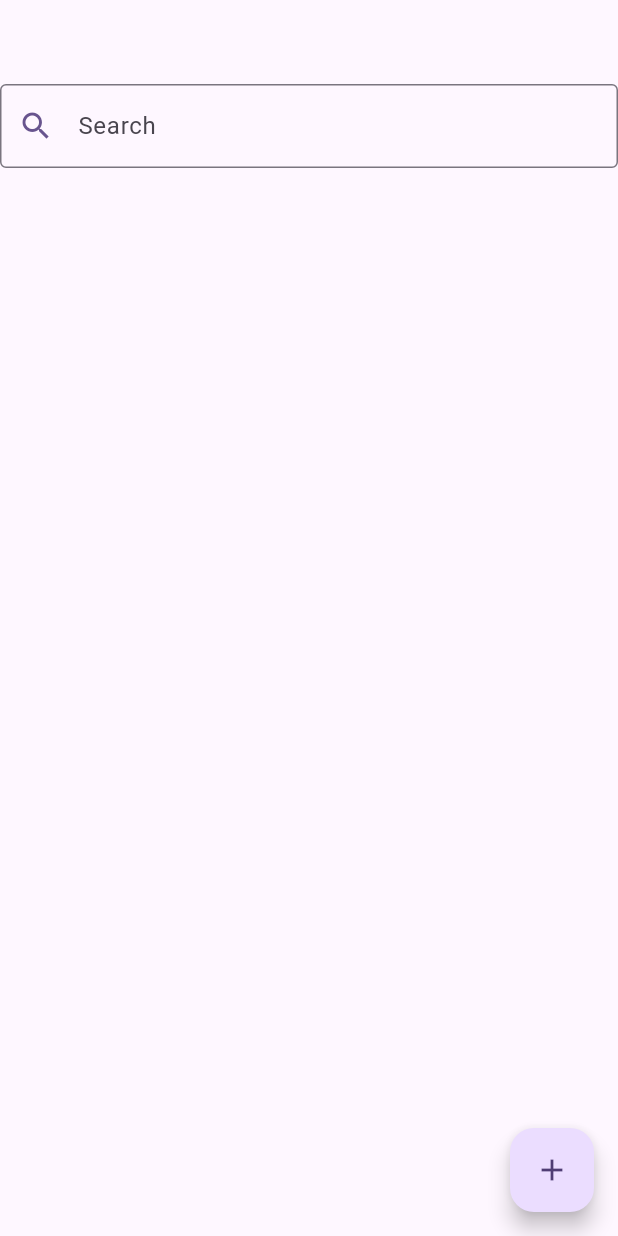
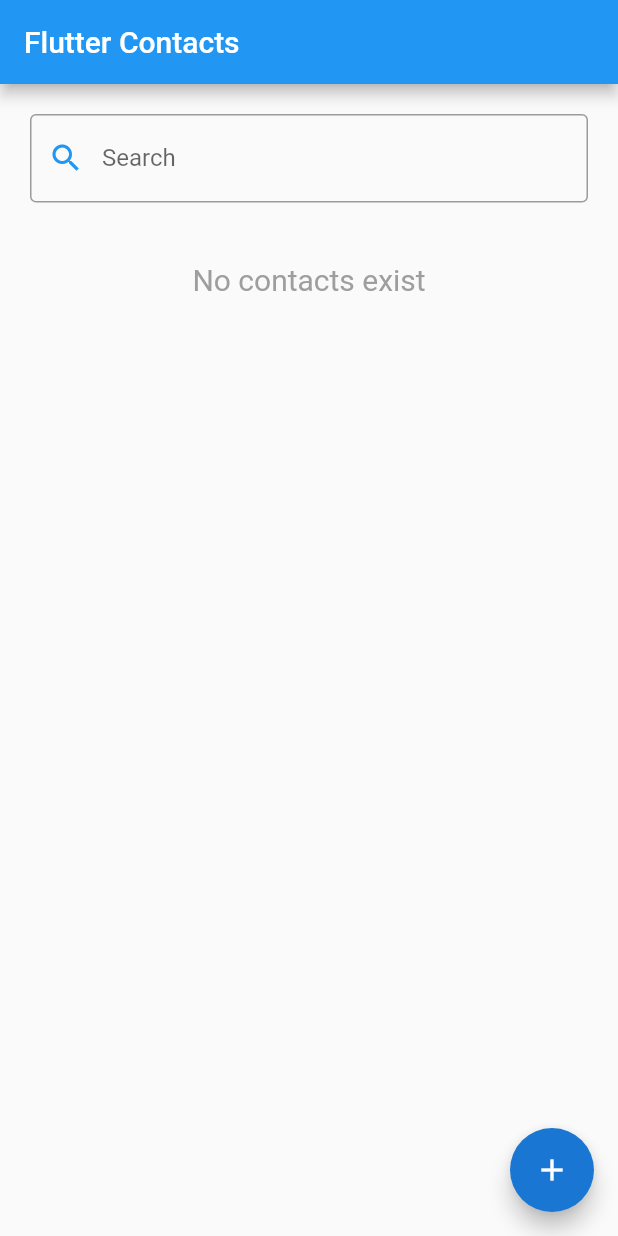
Before and after one commit to Juwonlo/contacts_app, a Flutter app: the screen it shows after launch, on a phone screen of 412 x 824 dp. Run offline on Flutter 3.47's test engine with Material 2 defaults, Android fonts, the phone set to English and light mode, and no system bars; our stand-ins replace contacts_service, permission_handler.

Commit message:
How To add and delete contact

```diff
--- a/lib/main.dart
+++ b/lib/main.dart
@@ -1,25 +1,128 @@
-import 'package:contacts_app/ui/contacts_list/contactlistpage.dart';
+
+import 'package:contacts_app/pages/app_contact.dart';
+import 'package:contacts_app/ui/contacts_list/maincontact_list.dart';
 import 'package:contacts_service/contacts_service.dart';
 import 'package:flutter/material.dart';
+import 'package:permission_handler/permission_handler.dart';
 
-void main() {
-  runApp(const MyApp());
-}
+void main() => runApp(MyApp());
+
 class MyApp extends StatelessWidget {
-  const MyApp({super.key});
-
-  // This widget is the root of your application.
   @override
   Widget build(BuildContext context) {
     return MaterialApp(
-      title: 'Flutter Demo',
+      title: 'Flutter Contacts',
       theme: ThemeData(
+        primarySwatch: Colors.blue,
+      ),
+      home: MyHomePage(title: 'Flutter Contacts'),
+    );
+  }
+}
 
-        colorScheme: ColorScheme.fromSeed(seedColor: Colors.deepPurple),
-        useMaterial3: true,
+class MyHomePage extends StatefulWidget {
+  MyHomePage({Key? key, required this.title}) : super(key: key);
+
+  final String title;
+
+  @override
+  _MyHomePageState createState() => _MyHomePageState();
+}
+
+class _MyHomePageState extends State<MyHomePage> {
+  List<AppContact> contacts = [];
+  List<AppContact> contactsFiltered = [];
+  Map<String, Color> contactsColorMap = new Map();
+  TextEditingController searchController = new TextEditingController();
+  bool contactsLoaded = false;
+
+  @override
+  void initState() {
+    super.initState();
+    getPermissions();
+  }
+  getPermissions() async {
+    if (await Permission.contacts.request().isGranted) {
+      getAllContacts();
+      searchController.addListener(() {
+        filterContacts();
+      });
+    }
+  }
+
+  String flattenPhoneNumber(String phoneStr) {
+    return phoneStr.replaceAllMapped(RegExp(r'^(\+)|\D'), (Match m) {
+      return m[0] == "+" ? "+" : "";
+    });
+  }
+
+  getAllContacts() async {
+    List colors = [
+      Colors.green,
+      Colors.indigo,
+      Colors.yellow,
+      Colors.orange
+    ];
+    int colorIndex = 0;
+    List<AppContact> _contacts = (await ContactsService.getContacts()).map((contact) {
+      Color baseColor = colors[colorIndex];
+      colorIndex++;
+      if (colorIndex == colors.length) {
+        colorIndex = 0;
+      }
+      return new AppContact(info: contact, color: baseColor);
+    }).toList();
+    setState(() {
+      contacts = _contacts;
+      contactsLoaded = true;
+    });
+  }
+
+  filterContacts() {
+    List<AppContact> _contacts = [];
+    _contacts.addAll(contacts);
+    if (searchController.text.isNotEmpty) {
+      _contacts.retainWhere((contact) {
+        String searchTerm = searchController.text.toLowerCase();
+        String searchTermFlatten = flattenPhoneNumber(searchTerm);
+        String contactName = contact.info.displayName!.toLowerCase();
+        bool nameMatches = contactName.contains(searchTerm);
+        if (nameMatches == true) {
+          return true;
+        }
+
+        if (searchTermFlatten.isEmpty) {
+          return false;
+        }
+
+
+        var phone = contact.info.phones?.firstWhere((phn) {
+          String phnFlattened = flattenPhoneNumber(phn.value!);
+          return phnFlattened.contains(searchTermFlatten);
+        }, orElse: null);
+
+        return phone != null;
+      });
+    }
+    setState(() {
+      contactsFiltered = _contacts;
+    });
+  }
+
+  @override
+  Widget build(BuildContext context) {
+    bool isSearching = searchController.text.isNotEmpty;
+    bool listItemsExist = (
+        (isSearching == true && contactsFiltered.length > 0) ||
+            (isSearching != true && contacts.length > 0)
+    );
+    return Scaffold(
+      appBar: AppBar(
+        title: Text(widget.title),
       ),
-      home: Scaffold(
       floatingActionButton: FloatingActionButton(
+        child: Icon(Icons.add),
+        backgroundColor: Theme.of(context).primaryColorDark,
         onPressed: () async{
           try{
             Contact contact = await ContactsService.openContactForm();
@@ -36,10 +139,107 @@ class MyApp extends StatelessWidget {
             }
           }
         },
-        child: Icon(Icons.add),
       ),
-        body: ContactListPage(),
+      body: Container(
+        padding: EdgeInsets.all(20),
+        child: Column(
+          children: <Widget>[
+            Container(
+              child: TextField(
+                controller: searchController,
+                decoration: InputDecoration(
+                    labelText: 'Search',
+                    border: new OutlineInputBorder(
+                        borderSide: new BorderSide(
+                            color: Theme.of(context).primaryColor
                         )
+                    ),
+                    prefixIcon: Icon(
+                        Icons.search,
+                        color: Theme.of(context).primaryColor
+                    )
+                ),
+              ),
+            ),
+            contactsLoaded == true ?  // if the contacts have not been loaded yet
+            listItemsExist == true ?  // if we have contacts to show
+            ContactsList(
+              reloadContacts: () {
+                getAllContacts();
+              },
+              contacts: isSearching == true ? contactsFiltered : contacts,
+            ) : Container(
+                padding: EdgeInsets.only(top: 40),
+                child: Text(
+                  isSearching ?'No search results to show' : 'No contacts exist',
+                  style: TextStyle(color: Colors.grey, fontSize: 20),
+                )
+            ) :
+            Container(  // still loading contacts
+              padding: EdgeInsets.only(top: 40),
+              child: Center(
+                child: CircularProgressIndicator(),
+              ),
+            )
+          ],
+        ),
+      ),
     );
   }
 }
+
+
+
+
+
+
+
+
+
+
+
+// import 'package:contacts_app/ui/contacts_list/contactlistpage.dart';
+// import 'package:contacts_service/contacts_service.dart';
+// import 'package:flutter/material.dart';
+//
+// void main() {
+//   runApp(const MyApp());
+// }
+// class MyApp extends StatelessWidget {
+//   const MyApp({super.key});
+//
+//   // This widget is the root of your application.
+//   @override
+//   Widget build(BuildContext context) {
+//     return MaterialApp(
+//       title: 'Flutter Demo',
+//       theme: ThemeData(
+//
+//         colorScheme: ColorScheme.fromSeed(seedColor: Colors.deepPurple),
+//         useMaterial3: true,
+//       ),
+//       home: Scaffold(
+//         floatingActionButton: FloatingActionButton(
+//             onPressed: () async{
+//               try{
+//                 Contact contact = await ContactsService.openContactForm();
+//                 if(contact = null!) {
+//                 }
+//               }on FormOperationException catch (e) {
+//
+//                 switch(e.errorCode) {
+//                   case FormOperationErrorCode.FORM_OPERATION_CANCELED:
+//                   case FormOperationErrorCode.FORM_COULD_NOT_BE_OPEN:
+//                   case FormOperationErrorCode.FORM_OPERATION_UNKNOWN_ERROR:
+//                   case null:
+//                     print(e.toString());
+//                 }
+//               }
+//             },
+//         child: Icon(Icons.add),
+//         ),
+//         body: ContactListPage(),
+//       )
+//     );
+//   }
+// }
--- /dev/null
+++ b/lib/pages/app_contact.dart
@@ -0,0 +1,9 @@
+import 'package:contacts_service/contacts_service.dart';
+import 'package:flutter/material.dart';
+
+class AppContact {
+  final Color color;
+  Contact info;
+
+  AppContact({Key? key, required this.color, required this.info});
+}
--- a/pubspec.yaml
+++ b/pubspec.yaml
@@ -36,6 +36,7 @@ dependencies:
   # Use with the CupertinoIcons class for iOS style icons.
   cupertino_icons: ^1.0.2
   contacts_service: ^0.6.3
+  permission_handler: ^11.0.0
 
 dev_dependencies:
   flutter_test:
```
Also changed, not shown: lib/pages/contact_details.dart (added, +164 -0 lines), lib/ui/contact_avatar.dart (added, +27 -0 lines), lib/ui/contacts_list/maincontact_list.dart (added, +51 -0 lines), pubspec.lock, 2 other files. Lines whose indentation alone changed are shown as unchanged.
